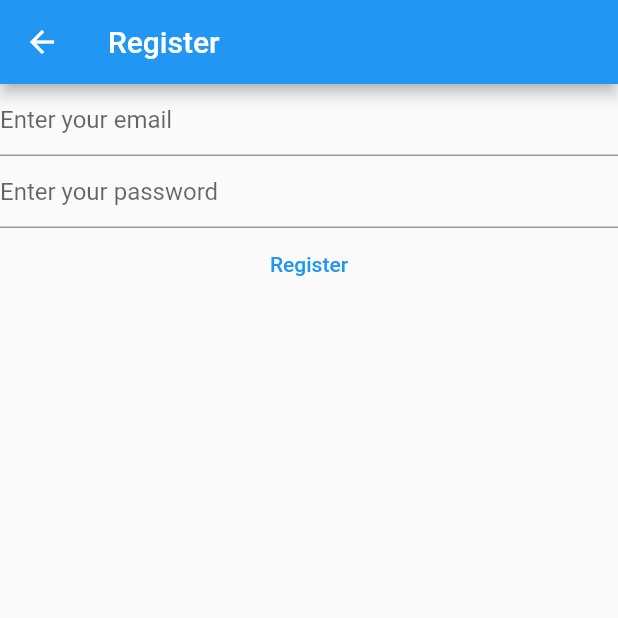
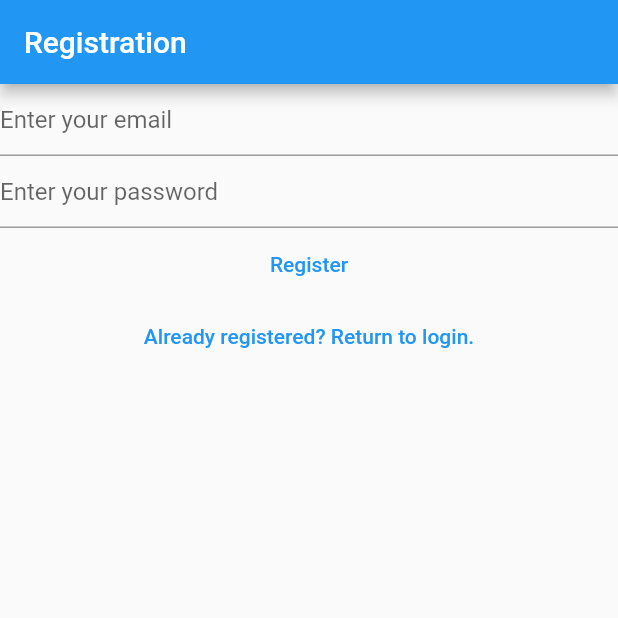
Before and after one commit to GabMtz19/note-list, a Flutter app: the RegisterView screen opened directly, on a phone screen of 412 x 824 dp, the top half of it. Run offline on Flutter 3.47's test engine with Material 2 defaults, Android fonts, the phone set to English and light mode, and no system bars; our stand-ins replace firebase_auth, firebase_core; accounts and stored records are empty.

Commit message:
Second Commit: Basis of views (Login, Register, and EmailVerification)

```diff
--- a/lib/main.dart
+++ b/lib/main.dart
@@ -3,6 +3,8 @@ import 'package:firebase_core/firebase_core.dart';
 import 'package:flutter/material.dart';
 import 'package:notelist/firebase_options.dart';
 import 'package:notelist/views/login_view.dart';
+import 'package:notelist/views/register_view.dart';
+import 'package:notelist/views/verify_email_view.dart';
 
 void main() {
   WidgetsFlutterBinding.ensureInitialized();
@@ -13,6 +15,11 @@ void main() {
         primarySwatch: Colors.blue,
       ),
       home: const HomePage(),
+      routes: {
+        '/login': (context) => const LoginView(),
+        '/register':(context) => const RegisterView(),
+        '/verification':(context) => const VerifyEmailView(),
+      }
     ),
   );
 }
@@ -22,11 +29,7 @@ class HomePage extends StatelessWidget {
 
   @override
   Widget build(BuildContext context) {
-    return Scaffold(
-      appBar: AppBar(
-        title: const Text('Home Page'),
-      ),
-      body: FutureBuilder(
+    return FutureBuilder(
       future: Firebase.initializeApp(
         options: DefaultFirebaseOptions.currentPlatform,
       ),
@@ -35,16 +38,18 @@ class HomePage extends StatelessWidget {
           case ConnectionState.done:
             final user = FirebaseAuth.instance.currentUser;
             if(user?.emailVerified ?? false) {
-                print('User verified');
+              return const LoginView();
             } else {
-                print('User not verified');
+              return const VerifyEmailView();
             }
-              return const Text('Done');
           default:
-              return const Text('Loading...');
+            return const CircularProgressIndicator();
         }
       }
-      ),
     );
   }
 }
+
+// Notes
+
+// - Posiblemente se necesite remover el Scaffold de RegisterView
--- a/lib/views/register_view.dart
+++ b/lib/views/register_view.dart
@@ -1,7 +1,5 @@
 import 'package:firebase_auth/firebase_auth.dart';
-import 'package:firebase_core/firebase_core.dart';
 import 'package:flutter/material.dart';
-import 'package:notelist/firebase_options.dart';
 
 
 class RegisterView extends StatefulWidget {
@@ -34,16 +32,9 @@ class _RegisterViewState extends State<RegisterView> {
   Widget build(BuildContext context) {
     return Scaffold(
       appBar: AppBar(
-        title: const Text('Register'),
+        title: const Text('Registration'),
       ),
-      body: FutureBuilder(
-        future: Firebase.initializeApp(
-          options: DefaultFirebaseOptions.currentPlatform,
-        ),
-        builder: (context, snapshot) {
-          switch(snapshot.connectionState) {
-            case ConnectionState.done:
-              return Column(
+      body: Column(
         children: [
           TextField(
             controller: emailController,
@@ -80,13 +71,13 @@ class _RegisterViewState extends State<RegisterView> {
             },
             child: const Text('Register'),
           ),
+          TextButton(
+            onPressed: () {
+              Navigator.pushNamedAndRemoveUntil(context, '/login', (route) => false);
+            },
+            child: const Text('Already registered? Return to login.'))
         ],
-              );
-              default:
-                return const Text('Loading...');
-          }
-        },
-      ),
+      )
     );
   }
 }
```
Also changed, not shown: lib/views/login_view.dart (+9 -16 lines), lib/views/verify_email_view.dart (+14 -3 lines). Lines whose indentation alone changed are shown as unchanged.
